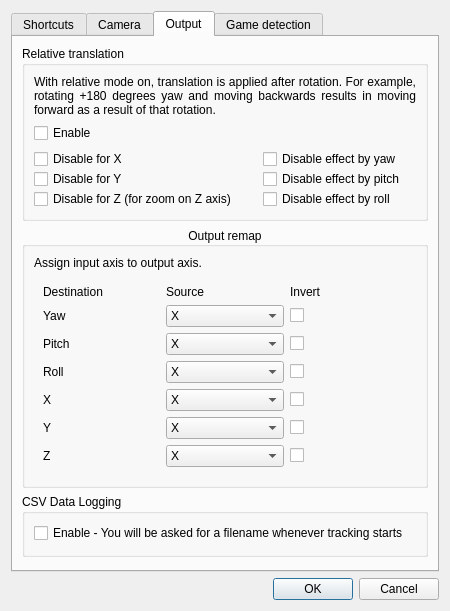
This is gui/options-dialog.ui in opentrack/opentrack as Qt 5 draws it before an edit. The edited form follows.
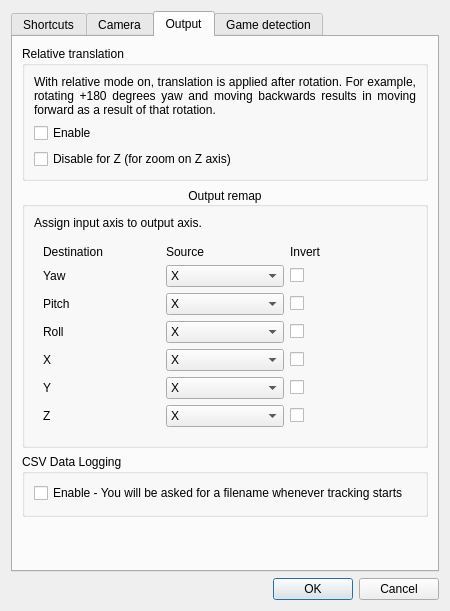
This is the edited form. The open tabs and pages were chosen to show the change. Icons and pictures are not drawn. Custom widgets are drawn as their Qt base class.

Commit message:
logic, gui: remove relative translation disable axis
Only Z needs this.

Diff of the .ui file:
```diff
--- a/gui/options-dialog.ui
+++ b/gui/options-dialog.ui
@@ -7,7 +7,7 @@
     <x>0</x>
     <y>0</y>
     <width>450</width>
-    <height>599</height>
+    <height>593</height>
    </rect>
   </property>
   <property name="minimumSize">
@@ -943,38 +943,6 @@
               <number>0</number>
              </property>
              <item row="2" column="0">
-              <widget class="QCheckBox" name="tcomp_tx_disable">
-               <property name="sizePolicy">
-                <sizepolicy hsizetype="Minimum" vsizetype="Maximum">
-                 <horstretch>3</horstretch>
-                 <verstretch>0</verstretch>
-                </sizepolicy>
-               </property>
-               <property name="styleSheet">
-                <string notr="true"/>
-               </property>
-               <property name="text">
-                <string>Disable for X</string>
-               </property>
-              </widget>
-             </item>
-             <item row="3" column="0">
-              <widget class="QCheckBox" name="tcomp_ty_disable">
-               <property name="sizePolicy">
-                <sizepolicy hsizetype="Minimum" vsizetype="Maximum">
-                 <horstretch>3</horstretch>
-                 <verstretch>0</verstretch>
-                </sizepolicy>
-               </property>
-               <property name="styleSheet">
-                <string notr="true"/>
-               </property>
-               <property name="text">
-                <string>Disable for Y</string>
-               </property>
-              </widget>
-             </item>
-             <item row="4" column="0">
               <widget class="QCheckBox" name="tcomp_tz_disable">
                <property name="sizePolicy">
                 <sizepolicy hsizetype="Minimum" vsizetype="Maximum">
@@ -990,45 +958,6 @@
                </property>
               </widget>
              </item>
-             <item row="2" column="1">
-              <widget class="QCheckBox" name="tcomp_src_yaw_disable">
-               <property name="sizePolicy">
-                <sizepolicy hsizetype="Minimum" vsizetype="Maximum">
-                 <horstretch>2</horstretch>
-                 <verstretch>0</verstretch>
-                </sizepolicy>
-               </property>
-               <property name="text">
-                <string>Disable effect by yaw</string>
-               </property>
-              </widget>
-             </item>
-             <item row="3" column="1">
-              <widget class="QCheckBox" name="tcomp_src_pitch_disable">
-               <property name="sizePolicy">
-                <sizepolicy hsizetype="Minimum" vsizetype="Maximum">
-                 <horstretch>2</horstretch>
-                 <verstretch>0</verstretch>
-                </sizepolicy>
-               </property>
-               <property name="text">
-                <string>Disable effect by pitch</string>
-               </property>
-              </widget>
-             </item>
-             <item row="4" column="1">
-              <widget class="QCheckBox" name="tcomp_src_roll_disable">
-               <property name="sizePolicy">
-                <sizepolicy hsizetype="Minimum" vsizetype="Maximum">
-                 <horstretch>2</horstretch>
-                 <verstretch>0</verstretch>
-                </sizepolicy>
-               </property>
-               <property name="text">
-                <string>Disable effect by roll</string>
-               </property>
-              </widget>
-             </item>
             </layout>
            </widget>
           </item>
```
Left out of the diff: 15 changed lines with no effect on the pictures. The commit also changes 3 other files.
